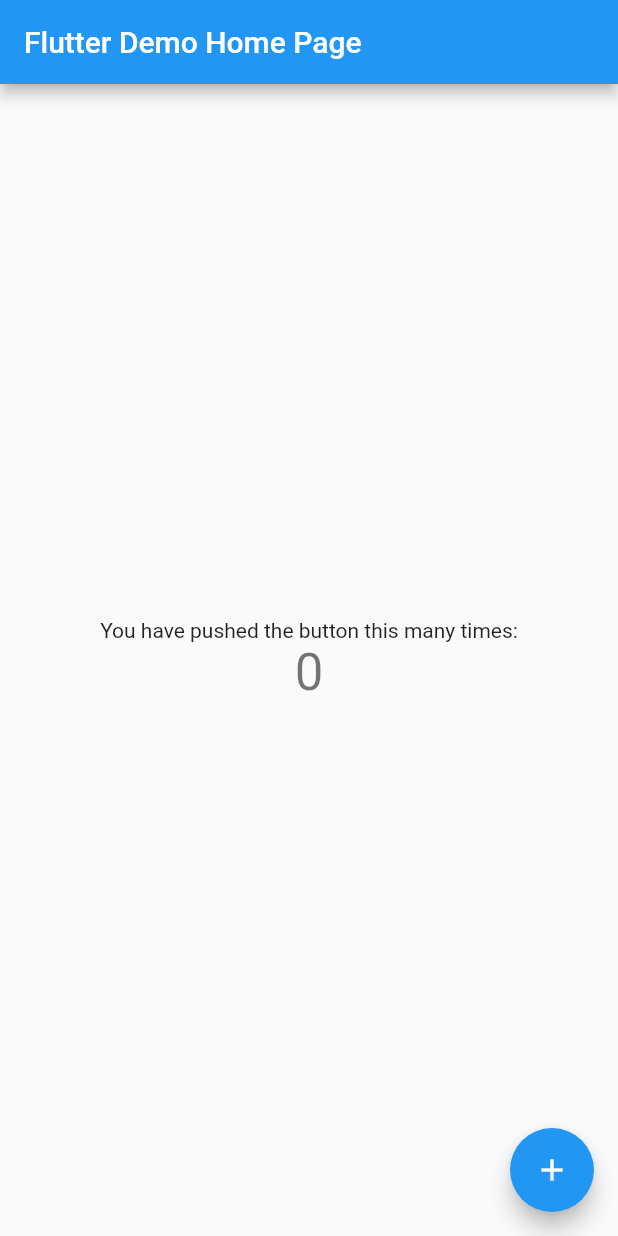
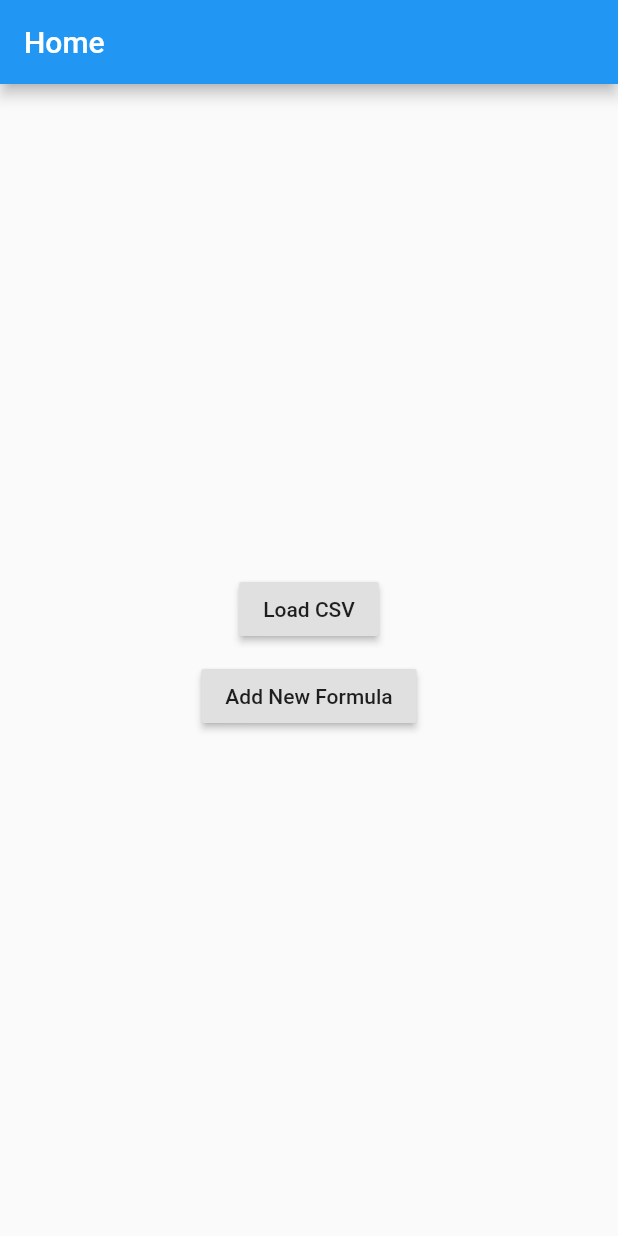
Before and after one commit to BenedictKohler/NutriCalc, a Flutter app: the screen it shows after launch, on a phone screen of 412 x 824 dp. Run offline on Flutter 3.47's test engine with Material 2 defaults, Android fonts, the phone set to English and light mode, and no system bars; our stand-ins replace csv.

Commit message:
Added assets directory

```diff
--- /dev/null
+++ b/lib/HomeScreen.dart
@@ -0,0 +1,69 @@
+import 'dart:convert';
+import 'dart:io';
+import 'package:flutter/services.dart';
+import 'package:nutri_calc/AddFormulaScreen.dart';
+import 'package:path/path.dart' as p;
+import 'package:flutter/material.dart';
+import 'package:csv/csv.dart';
+
+class HomeScreen extends StatefulWidget {
+  static const id = 'homescreen';
+  @override
+  _HomeScreenState createState() => _HomeScreenState();
+}
+
+class _HomeScreenState extends State<HomeScreen> {
+  @override
+  void initState() {
+    super.initState();
+  }
+
+  Future LoadCSV() async {
+    try {
+      String data = await rootBundle.loadString('assets/data.csv');
+      debugPrint(data);
+    } catch (e) {
+      print('Error: $e');
+      rethrow;
+    }
+    var input = new File('assets/data.csv');
+    var inp = new File('../assets/data.csv');
+    var k = new File('data.csv');
+    var f = await input.open();
+    /*final fields = await input
+        .transform(utf8.decoder)
+        .transform(new CsvToListConverter())
+        .toList();*/
+    List<List<dynamic>> rowsAsListOfValues =
+        const CsvToListConverter().convert('data.csv');
+    int a = 2;
+  }
+
+  @override
+  Widget build(BuildContext context) {
+    return Scaffold(
+        appBar: AppBar(title: Text('Home')),
+        body: Row(
+          mainAxisAlignment: MainAxisAlignment.center,
+          children: <Widget>[
+            Column(
+              mainAxisAlignment: MainAxisAlignment.center,
+              children: <Widget>[
+                RaisedButton(
+                  child: Text("Load CSV"),
+                  onPressed: LoadCSV,
+                ),
+                Padding(
+                  padding: EdgeInsets.all(10),
+                  child: RaisedButton(
+                    child: Text('Add New Formula'),
+                    onPressed: () =>
+                        Navigator.pushNamed(context, AddFormulaScreen.id),
+                  ),
+                ),
+              ],
+            ),
+          ],
+        ));
+  }
+}
--- a/lib/main.dart
+++ b/lib/main.dart
@@ -1,117 +1,20 @@
 import 'package:flutter/material.dart';
+import 'AddFormulaScreen.dart';
+import 'HomeScreen.dart';
 
 void main() {
   runApp(MyApp());
 }
 
 class MyApp extends StatelessWidget {
-  // This widget is the root of your application.
   @override
   Widget build(BuildContext context) {
     return MaterialApp(
-      title: 'Flutter Demo',
-      theme: ThemeData(
-        // This is the theme of your application.
-        //
-        // Try running your application with "flutter run". You'll see the
-        // application has a blue toolbar. Then, without quitting the app, try
-        // changing the primarySwatch below to Colors.green and then invoke
-        // "hot reload" (press "r" in the console where you ran "flutter run",
-        // or simply save your changes to "hot reload" in a Flutter IDE).
-        // Notice that the counter didn't reset back to zero; the application
-        // is not restarted.
-        primarySwatch: Colors.blue,
-        // This makes the visual density adapt to the platform that you run
-        // the app on. For desktop platforms, the controls will be smaller and
-        // closer together (more dense) than on mobile platforms.
-        visualDensity: VisualDensity.adaptivePlatformDensity,
-      ),
-      home: MyHomePage(title: 'Flutter Demo Home Page'),
+      initialRoute: HomeScreen.id,
+      routes: {
+        HomeScreen.id: (context) => HomeScreen(),
+        AddFormulaScreen.id: (context) => AddFormulaScreen()
+      },
     );
   }
 }
-
-class MyHomePage extends StatefulWidget {
-  MyHomePage({Key key, this.title}) : super(key: key);
-
-  // This widget is the home page of your application. It is stateful, meaning
-  // that it has a State object (defined below) that contains fields that affect
-  // how it looks.
-
-  // This class is the configuration for the state. It holds the values (in this
-  // case the title) provided by the parent (in this case the App widget) and
-  // used by the build method of the State. Fields in a Widget subclass are
-  // always marked "final".
-
-  final String title;
-
-  @override
-  _MyHomePageState createState() => _MyHomePageState();
-}
-
-class _MyHomePageState extends State<MyHomePage> {
-  int _counter = 0;
-
-  void _incrementCounter() {
-    setState(() {
-      // This call to setState tells the Flutter framework that something has
-      // changed in this State, which causes it to rerun the build method below
-      // so that the display can reflect the updated values. If we changed
-      // _counter without calling setState(), then the build method would not be
-      // called again, and so nothing would appear to happen.
-      _counter++;
-    });
-  }
-
-  @override
-  Widget build(BuildContext context) {
-    // This method is rerun every time setState is called, for instance as done
-    // by the _incrementCounter method above.
-    //
-    // The Flutter framework has been optimized to make rerunning build methods
-    // fast, so that you can just rebuild anything that needs updating rather
-    // than having to individually change instances of widgets.
-    return Scaffold(
-      appBar: AppBar(
-        // Here we take the value from the MyHomePage object that was created by
-        // the App.build method, and use it to set our appbar title.
-        title: Text(widget.title),
-      ),
-      body: Center(
-        // Center is a layout widget. It takes a single child and positions it
-        // in the middle of the parent.
-        child: Column(
-          // Column is also a layout widget. It takes a list of children and
-          // arranges them vertically. By default, it sizes itself to fit its
-          // children horizontally, and tries to be as tall as its parent.
-          //
-          // Invoke "debug painting" (press "p" in the console, choose the
-          // "Toggle Debug Paint" action from the Flutter Inspector in Android
-          // Studio, or the "Toggle Debug Paint" command in Visual Studio Code)
-          // to see the wireframe for each widget.
-          //
-          // Column has various properties to control how it sizes itself and
-          // how it positions its children. Here we use mainAxisAlignment to
-          // center the children vertically; the main axis here is the vertical
-          // axis because Columns are vertical (the cross axis would be
-          // horizontal).
-          mainAxisAlignment: MainAxisAlignment.center,
-          children: <Widget>[
-            Text(
-              'You have pushed the button this many times:',
-            ),
-            Text(
-              '$_counter',
-              style: Theme.of(context).textTheme.headline4,
-            ),
-          ],
-        ),
-      ),
-      floatingActionButton: FloatingActionButton(
-        onPressed: _incrementCounter,
-        tooltip: 'Increment',
-        child: Icon(Icons.add),
-      ), // This trailing comma makes auto-formatting nicer for build methods.
-    );
-  }
-}
```
Also changed, not shown: lib/AddFormulaScreen.dart (added, +76 -0 lines), pubspec.yaml (+4 -55 lines), pubspec.lock.
